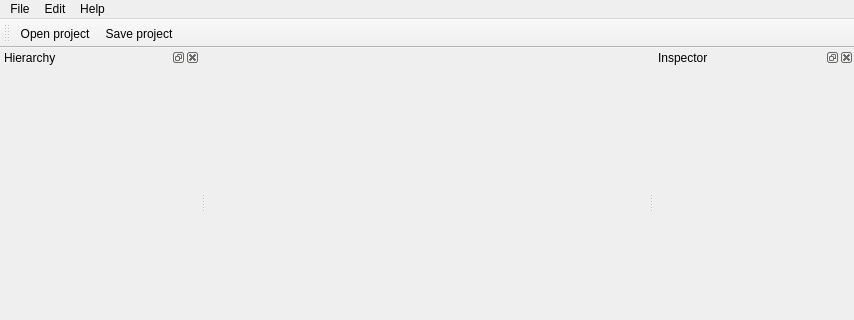
Old version of the form DockTest/mainwindow.ui in the repository 0000duck/Qt-Engine; both pictures show x 0 to 854 and y 0 to 320 of the 854 by 533 pixel window.
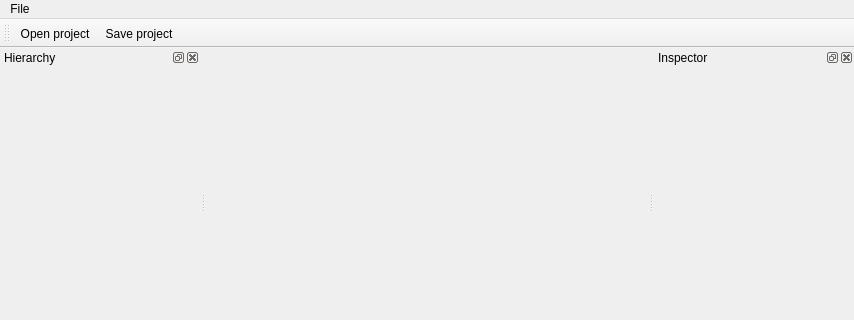
New version of the form. Icons and pictures are not drawn. Custom widgets are drawn as their Qt base class.

Patch:
```diff
--- a/DockTest/mainwindow.ui
+++ b/DockTest/mainwindow.ui
@@ -38,26 +38,7 @@
     <addaction name="separator"/>
     <addaction name="actionExit"/>
    </widget>
-   <widget class="QMenu" name="menuEdit">
-    <property name="title">
-     <string>Edit</string>
-    </property>
-   </widget>
-   <widget class="QMenu" name="menuHelp">
-    <property name="title">
-     <string>Help</string>
-    </property>
-    <widget class="QMenu" name="menuAbout">
-     <property name="title">
-      <string>About...</string>
-     </property>
-     <addaction name="actionAboutOpenGL"/>
-    </widget>
-    <addaction name="menuAbout"/>
-   </widget>
    <addaction name="menuFile"/>
-   <addaction name="menuEdit"/>
-   <addaction name="menuHelp"/>
   </widget>
   <widget class="QDockWidget" name="Project">
    <property name="sizePolicy">
```
